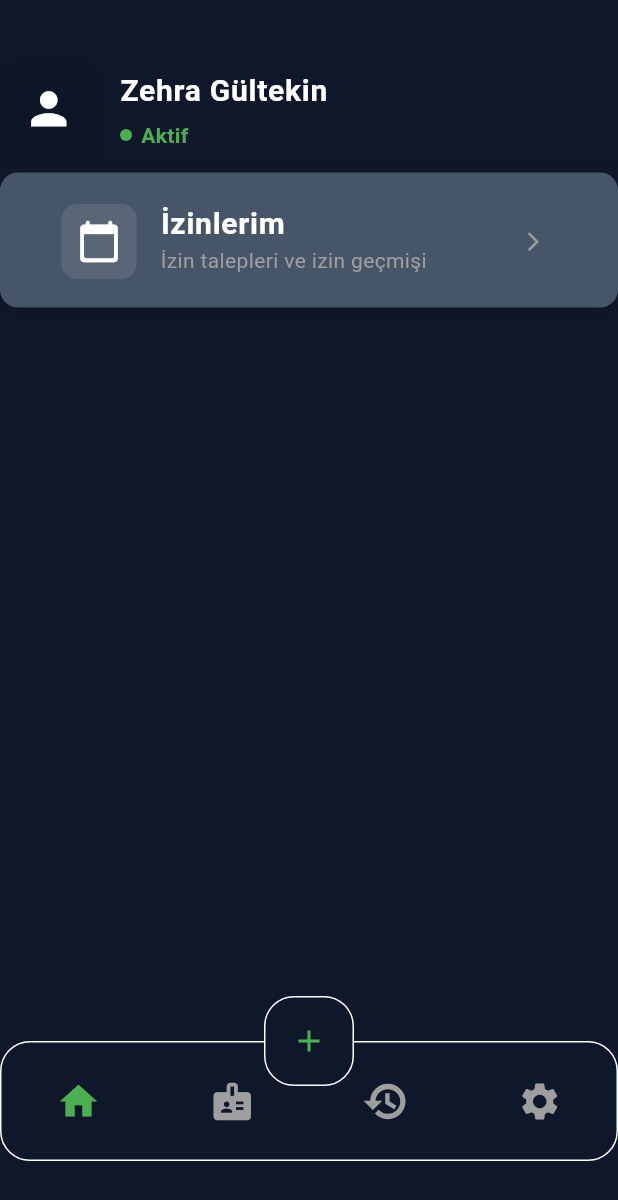
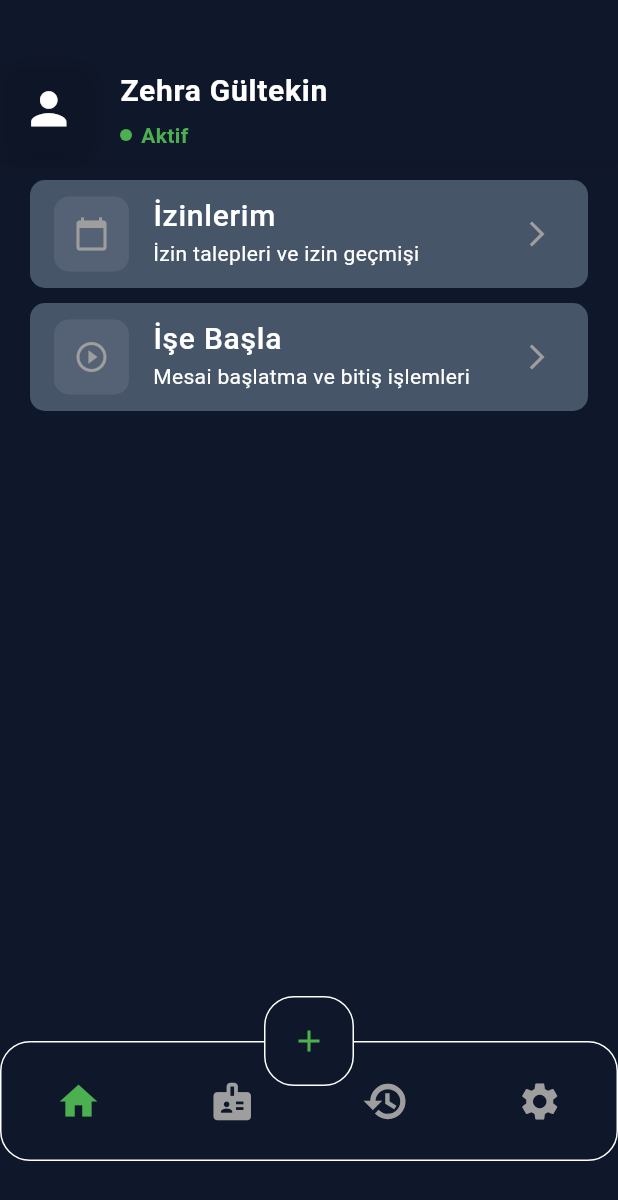
Before and after one commit to zehraGultekin/taskforuszg, a Flutter app: the screen it shows after launch, on a phone screen of 412 x 824 dp. Shown: the top 1200 px of the screen. Run offline on Flutter 3.47's test engine with Material 3 defaults, Android fonts, the phone set to English and light mode, and no system bars; our stand-ins replace go_router.

```diff
--- a/lib/core/route/app_route.dart
+++ b/lib/core/route/app_route.dart
@@ -3,6 +3,7 @@ import 'package:taskforuszehra/core/route/app_route_name.dart';
 import 'package:taskforuszehra/features/activies/activities_view.dart';
 import 'package:taskforuszehra/features/home/view/home_view.dart';
 import 'package:taskforuszehra/features/navigator/navigator.dart';
+import 'package:taskforuszehra/features/permission/permission_view.dart';
 import 'package:taskforuszehra/features/settings/settings_view.dart';
 import 'package:taskforuszehra/features/task/task_view.dart';
 
@@ -20,6 +21,7 @@ class AppRoute {
           return HomeView();
         },
       ),
+
       GoRoute(
         path: "/task",
         name: AppRouteName.task.name,
@@ -48,6 +50,13 @@ class AppRoute {
           return BottomNavigation();
         },
       ),
+      GoRoute(
+        path: "/permission",
+        name: AppRouteName.permission.name,
+        builder: (context, state) {
+          return PermissionView();
+        },
+      ),
     ],
   );
 }
--- a/lib/core/route/app_route_name.dart
+++ b/lib/core/route/app_route_name.dart
@@ -1 +1 @@
-enum AppRouteName { home, task, activities, settings, navigator }
+enum AppRouteName { home, task, activities, settings, navigator, permission }
--- a/lib/features/home/view/home_view.dart
+++ b/lib/features/home/view/home_view.dart
@@ -1,4 +1,7 @@
 import 'package:flutter/material.dart';
+import 'package:go_router/go_router.dart';
+
+import 'package:taskforuszehra/features/home/view/menu_item.dart';
 
 class HomeView extends StatefulWidget {
   const HomeView({super.key});
@@ -91,62 +94,16 @@ class _HomeViewState extends State<HomeView> {
           const SizedBox(height: 10),
           Expanded(
             child: ListView.builder(
-              itemCount: 1,
+              itemCount: MenuItem.items.length,
               itemBuilder: (BuildContext context, int index) {
-                return Container(
-                  padding: const EdgeInsets.symmetric(horizontal: 25),
-                  height: 90,
-                  decoration: BoxDecoration(
-                    color: Theme.of(context).colorScheme.surface,
-                    borderRadius: BorderRadius.circular(12),
-                    boxShadow: [
-                      BoxShadow(
-                        color: Theme.of(
-                          context,
-                        ).colorScheme.shadow.withValues(alpha: 0.1),
-                        blurRadius: 8,
-                        offset: const Offset(0, 2),
-                      ),
-                    ],
-                  ),
-                  child: Padding(
-                    padding: const EdgeInsets.only(top: 10),
-                    child: ListTile(
-                      leading: Container(
-                        width: 50,
-                        height: 50,
-                        decoration: BoxDecoration(
-                          color: Theme.of(
-                            context,
-                          ).colorScheme.onPrimary.withValues(alpha: 0.1),
-                          borderRadius: BorderRadius.circular(10),
-                        ),
-                        child: const Icon(
-                          Icons.calendar_today_rounded,
-                          color: Colors.white,
-                          size: 30,
-                        ),
-                      ),
-                      title: Text(
-                        'İzinlerim',
-                        style: Theme.of(context).textTheme.bodyLarge?.copyWith(
-                          fontWeight: FontWeight.bold,
-                          color: Theme.of(context).colorScheme.onSurface,
-                        ),
-                      ),
-                      subtitle: Text(
-                        'İzin talepleri ve izin geçmişi',
-                        style: Theme.of(
-                          context,
-                        ).textTheme.bodyMedium?.copyWith(color: Colors.grey),
-                      ),
-                      trailing: const Icon(
-                        Icons.arrow_forward_ios,
-                        color: Colors.grey,
-                        size: 15,
-                      ),
-                    ),
-                  ),
+                final item = MenuItem.items[index];
+                return Listwidget(
+                  title: item.title,
+                  subtitle: item.subtitle,
+                  icon: item.icon,
+                  onTap: () {
+                    context.goNamed(item.route.name);
+                  },
                 );
               },
             ),
@@ -156,3 +113,47 @@ class _HomeViewState extends State<HomeView> {
     );
   }
 }
+
+class Listwidget extends StatelessWidget {
+  final String title;
+  final String subtitle;
+  final IconData icon;
+  final VoidCallback onTap;
+
+  const Listwidget({
+    super.key,
+    required this.title,
+    required this.subtitle,
+    required this.icon,
+    required this.onTap,
+  });
+
+  @override
+  Widget build(BuildContext context) {
+    return Container(
+      margin: EdgeInsets.symmetric(horizontal: 20, vertical: 5),
+      decoration: BoxDecoration(
+        borderRadius: BorderRadius.circular(10),
+        color: Theme.of(context).colorScheme.surface,
+      ),
+      width: double.infinity,
+      child: Center(
+        child: ListTile(
+          onTap: onTap,
+          leading: Container(
+            height: 50,
+            width: 50,
+            decoration: BoxDecoration(
+              borderRadius: BorderRadius.circular(10),
+              color: Colors.white.withAlpha(20),
+            ),
+            child: Icon(icon, color: Colors.grey),
+          ),
+          title: Text(title, style: TextTheme().bodyLarge),
+          subtitle: Text(subtitle, style: TextTheme().bodySmall),
+          trailing: Icon(Icons.arrow_forward_ios, size: 20, color: Colors.grey),
+        ),
+      ),
+    );
+  }
+}
--- /dev/null
+++ b/lib/features/home/view/menu_item.dart
@@ -0,0 +1,31 @@
+import 'package:flutter/material.dart';
+import 'package:taskforuszehra/core/route/app_route_name.dart';
+
+class MenuItem {
+  final IconData icon;
+  final String title;
+  final String subtitle;
+  final AppRouteName route;
+
+  const MenuItem({
+    required this.icon,
+    required this.title,
+    required this.subtitle,
+    required this.route,
+  });
+
+  static const List<MenuItem> items = [
+    MenuItem(
+      icon: Icons.calendar_today,
+      title: "İzinlerim",
+      subtitle: "İzin talepleri ve izin geçmişi",
+      route: AppRouteName.permission,
+    ),
+    MenuItem(
+      icon: Icons.play_circle_outline_sharp,
+      title: "İşe Başla",
+      subtitle: "Mesai başlatma ve bitiş işlemleri",
+      route: AppRouteName.home,
+    ),
+  ];
+}
```
Also changed, not shown: lib/core/widgets/appbar.dart (+19 -10 lines), lib/features/permission/permission_view.dart (added, +48 -0 lines).
